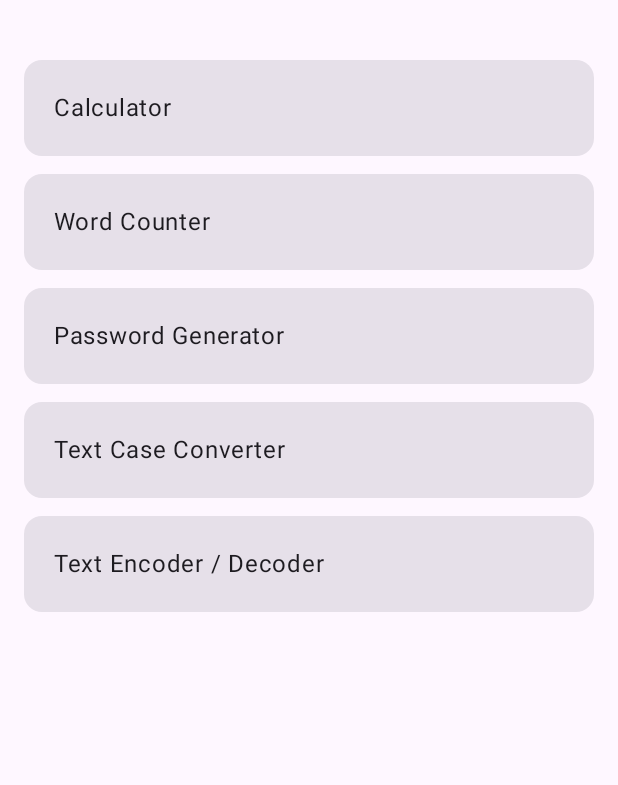
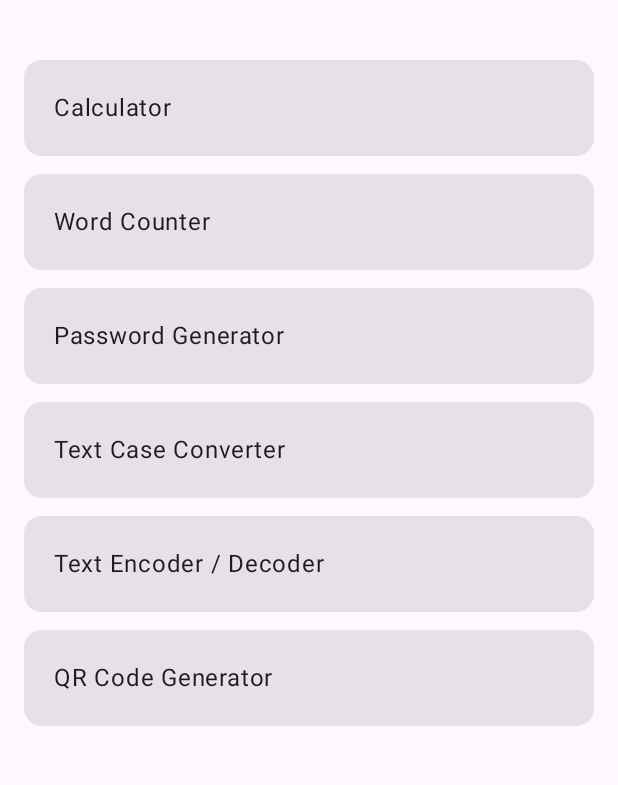
Before and after one commit to kunjamharish43-png/KaamigoX, an Android app built with Jetpack Compose: the screen it shows after launch (MainActivity), on a phone screen of 412 x 824 dp, the part 69-854 px from its top. Run offline under Robolectric (Android 15) with nearby library versions, the phone set to English and light mode, and no system bars.

Commit message:
Add QR Code Generator to tool selection

```diff
--- a/app/src/main/java/com/kaamigox/app/MainActivity.kt
+++ b/app/src/main/java/com/kaamigox/app/MainActivity.kt
@@ -40,7 +40,8 @@ fun KaamigoApp() {
         "Word Counter",
         "Password Generator",
         "Text Case Converter",
-        "Text Encoder / Decoder"
+        "Text Encoder / Decoder",
+        "QR Code Generator"
     )
 
     Scaffold(
@@ -67,7 +68,6 @@ fun KaamigoApp() {
             )
         }
     ) { padding ->
-
         Box(
             modifier = Modifier
                 .fillMaxSize()
@@ -75,14 +75,11 @@ fun KaamigoApp() {
         ) {
             when (selectedTool) {
                 "Calculator" -> CalculatorTool()
-
                 "Word Counter" -> WordCounterTool()
-
                 "Password Generator" -> PasswordGeneratorTool()
-
                 "Text Case Converter" -> TextCaseConverterTool()
-
                 "Text Encoder / Decoder" -> TextEncoderDecoderTool()
+                "QR Code Generator" -> QRCodeGeneratorTool()
 
                 else -> {
                     LazyColumn(
```
